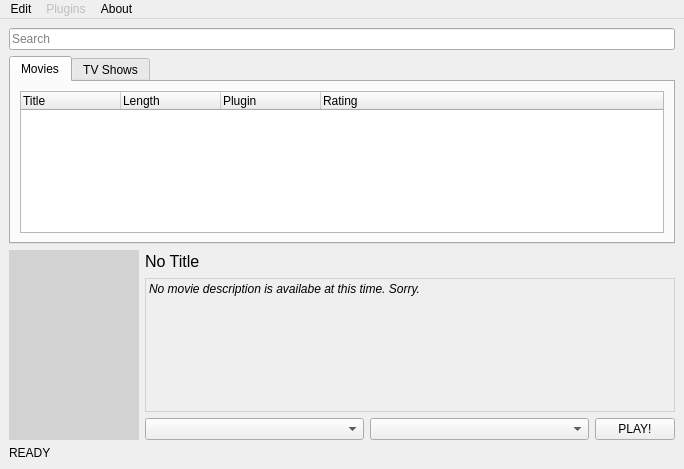
This is ui/src/mainwindow.ui in smclt30p/PCS as Qt 5 draws it before an edit. The edited form follows.
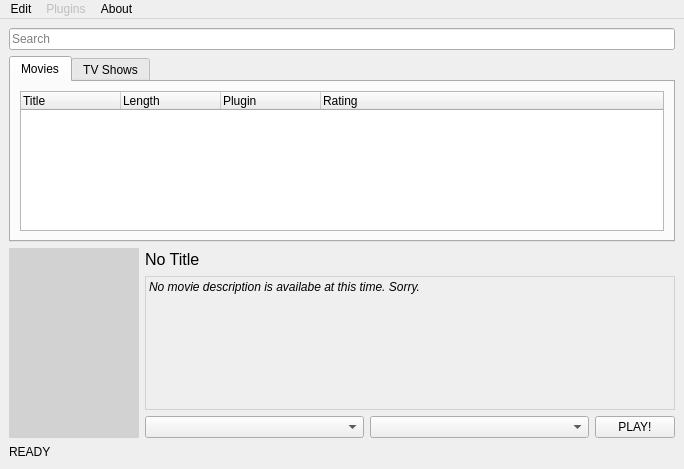
This is the edited form.

Commit message: Improve full screen layout

```diff
--- a/ui/src/mainwindow.ui
+++ b/ui/src/mainwindow.ui
@@ -17,7 +17,22 @@
    <property name="enabled">
     <bool>true</bool>
    </property>
-   <layout class="QVBoxLayout" name="verticalLayout_3">
+   <layout class="QVBoxLayout" name="verticalLayout_3" stretch="5,60,20,5">
+    <property name="spacing">
+     <number>6</number>
+    </property>
+    <property name="leftMargin">
+     <number>9</number>
+    </property>
+    <property name="topMargin">
+     <number>9</number>
+    </property>
+    <property name="rightMargin">
+     <number>9</number>
+    </property>
+    <property name="bottomMargin">
+     <number>9</number>
+    </property>
     <item>
      <widget class="QLineEdit" name="search_bar">
       <property name="placeholderText">
```
The commit also changes 1 other file.
